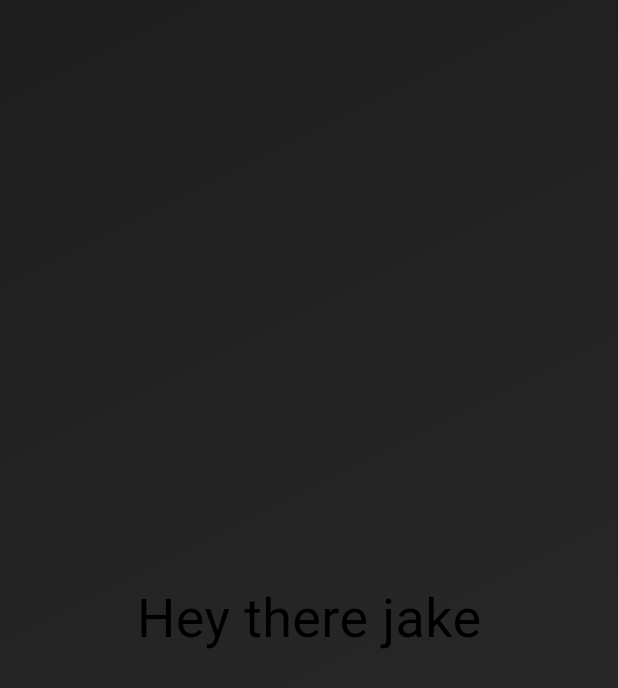
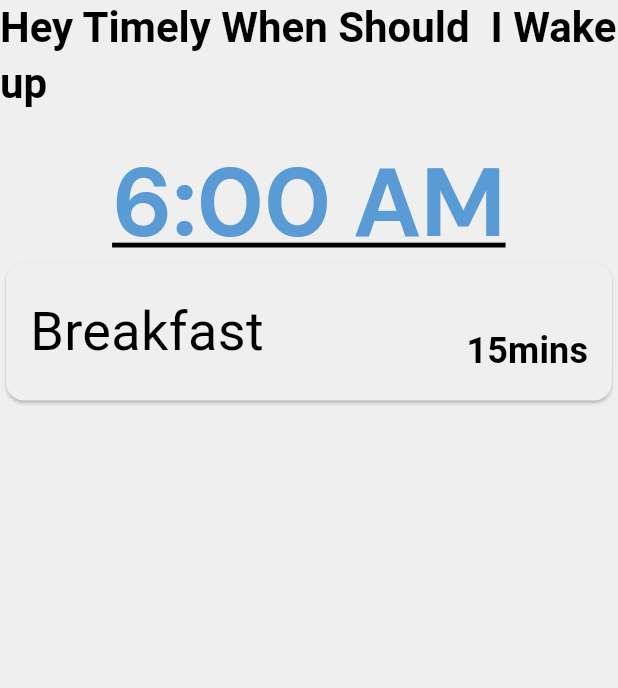
Before and after one commit to Whackerfin/Timely, a Flutter app: the screen it shows after launch, on a phone screen of 412 x 824 dp. Shown: the top 688 px of the screen. Run offline on Flutter 3.47's test engine with Material 3 defaults, Android fonts, the phone set to English and light mode, and no system bars; our stand-ins replace google_fonts.

Commit message:
Header file and actions v1

```diff
--- a/lib/scenes/home.dart
+++ b/lib/scenes/home.dart
@@ -1,13 +1,18 @@
 import "package:flutter/material.dart";
 import "package:timely/themes.dart";
+import "package:timely/widgets/header.dart";
+import "package:timely/widgets/actions.dart";
 
 class HomeScreen extends StatelessWidget {
   const HomeScreen({super.key});
   @override
   Widget build(BuildContext context) {
-    return Scaffold(
-      body: Container(
-          decoration: BoxDecoration(
+    return Scaffold(body: Builder(builder: (context) {
+      final isDarkMode = Theme.of(context).brightness == Brightness.dark;
+      return Container(
+          width: MediaQuery.sizeOf(context).width,
+          decoration: isDarkMode
+              ? BoxDecoration(
                   gradient: LinearGradient(
                   colors: [
                     backgroundColorDarkStart, // Start color (you can adjust this based on your theme)
@@ -15,10 +20,12 @@ class HomeScreen extends StatelessWidget {
                   ],
                   begin: Alignment.topLeft,
                   end: Alignment.bottomRight,
-            ),
-          ),
-          child: Center(child: Text("Hey there jake")) // Add your content here
-          ),
-    );
+                ))
+              : null,
+          child: Column(children: <Widget>[
+            Header(),
+            ActionCard(name: "Breakfast", duration: "15mins")
+          ]));
+    }));
   }
 }
--- a/lib/themes.dart
+++ b/lib/themes.dart
@@ -55,14 +55,16 @@ final ThemeData myThemeLight = ThemeData(
         displayLarge: GoogleFonts.dmSans(
             fontSize: 64,
             fontWeight: FontWeight.bold,
-        color: secondaryColorLight,
-      ),
+            color: accentColorLight,
+            decoration: TextDecoration.underline,
+            decorationColor: underlineColorLight),
 //for small timer
         displaySmall: GoogleFonts.dmSans(
             fontSize: 36,
             fontWeight: FontWeight.w600,
-        color: secondaryColorLight,
-      ),
+            color: accentColorLight,
+            decoration: TextDecoration.underline,
+            decorationColor: underlineColorLight),
 
 //For Heading Hey timely
         headlineSmall: GoogleFonts.amaticSc(
@@ -88,7 +90,11 @@ final ThemeData myThemeLight = ThemeData(
           fontWeight: FontWeight.normal,
           color: onSurfaceColorLight,
         ),
-    ));
+        titleSmall: GoogleFonts.amaticSc(
+          fontSize: 24,
+          fontWeight: FontWeight.bold,
+          color: onSurfaceColorLight,
+        )));
 
 final ThemeData myThemeDark = ThemeData(
     useMaterial3: true,
@@ -112,14 +118,17 @@ final ThemeData myThemeDark = ThemeData(
         displayLarge: GoogleFonts.dmSans(
             fontSize: 64,
             fontWeight: FontWeight.bold,
-        color: secondaryColorDark,
-      ),
+            color: accentColorDark,
+            decoration: TextDecoration.underline,
+            decorationColor: underlineColorDark,
+            decorationThickness: 0.5),
 //for small timer
         displaySmall: GoogleFonts.dmSans(
             fontSize: 36,
             fontWeight: FontWeight.w600,
-        color: secondaryColorDark,
-      ),
+            color: accentColorDark,
+            decoration: TextDecoration.underline,
+            decorationColor: underlineColorDark),
 
 //For Heading Hey timely
         headlineSmall: GoogleFonts.amaticSc(
@@ -145,4 +154,9 @@ final ThemeData myThemeDark = ThemeData(
           fontWeight: FontWeight.normal,
           color: onSurfaceColorDark,
         ),
-    ));
+        //For durations Text
+        titleSmall: GoogleFonts.amaticSc(
+          fontSize: 24,
+          fontWeight: FontWeight.bold,
+          color: onSurfaceColorDark,
+        )));
--- /dev/null
+++ b/lib/widgets/actions.dart
@@ -0,0 +1,29 @@
+import "package:flutter/material.dart";
+
+class ActionCard extends StatelessWidget {
+  final String name;
+  final String duration;
+  const ActionCard({required this.name, required this.duration, super.key});
+  @override
+  Widget build(BuildContext context) {
+    return SizedBox(
+        height: 100,
+        child: Card(
+            color: Theme.of(context).colorScheme.primary,
+            shape: RoundedRectangleBorder(
+              borderRadius: BorderRadius.circular(12.0),
+            ),
+            elevation: 1.0,
+            child: Padding(
+                padding: EdgeInsets.all(16.0),
+                child: Row(children: [
+                  Expanded(
+                      child: Text(name,
+                          style: Theme.of(context).textTheme.bodyMedium)),
+                  Container(
+                      alignment: Alignment.bottomRight,
+                      child: Text(duration,
+                          style: Theme.of(context).textTheme.titleSmall))
+                ]))));
+  }
+}
--- a/lib/widgets/header.dart
+++ b/lib/widgets/header.dart
@@ -4,8 +4,13 @@ class Header extends StatelessWidget {
   const Header({super.key});
   @override
   Widget build(BuildContext context) {
-    return Column(children: [
-      Text("Hey Timely When Should  I Wake up"),
-    ]);
+    return SafeArea(
+        child: Column(mainAxisAlignment: MainAxisAlignment.start, children: [
+      Text("Hey Timely When Should  I Wake up",
+          style: Theme.of(context).textTheme.headlineSmall),
+      SizedBox(height: 25),
+      //Temporary for now
+      Text("6:00 AM", style: Theme.of(context).textTheme.displayLarge)
+    ]));
   }
 }
```
Also changed, not shown: lib/widgets/actions_list.dart (added). Lines whose indentation alone changed are shown as unchanged.
